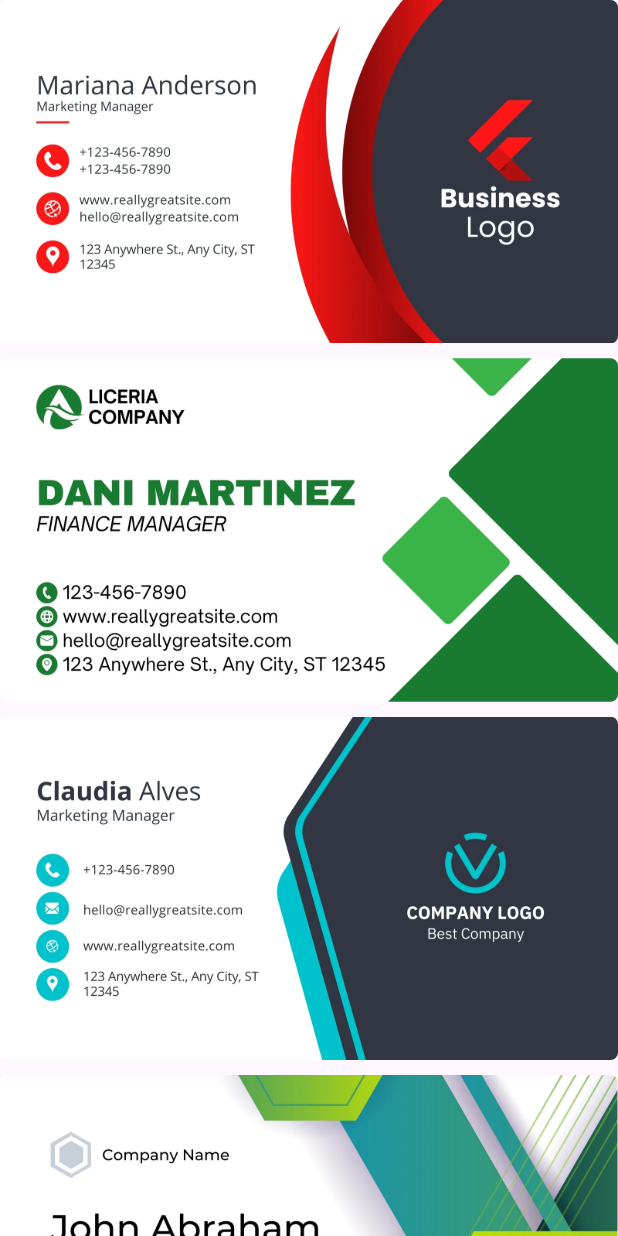
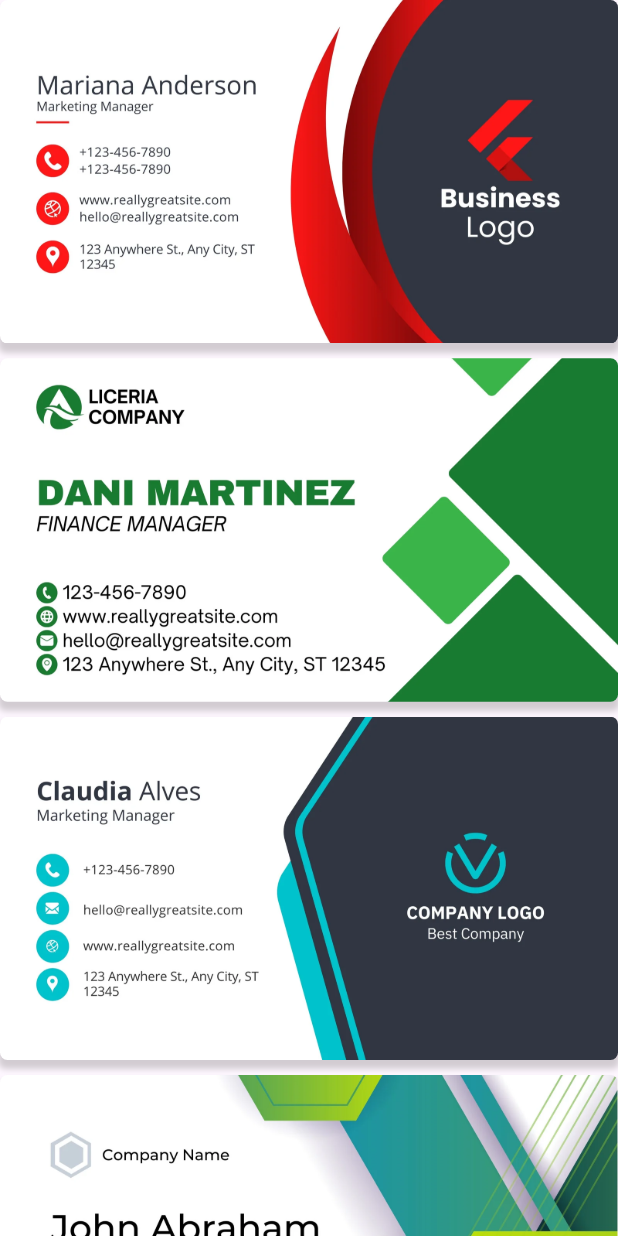
Before and after one commit to Unknown-Box/2024-Madcamp-week-1, a Flutter app: the Cards screen opened directly, on a phone screen of 412 x 824 dp. Run offline on Flutter 3.47's test engine with Material 3 defaults, Android fonts, the light colour scheme and no system bars.

Commit message:
Chore: Cards tab Shadow impl

```diff
--- a/lib/main.dart
+++ b/lib/main.dart
@@ -55,7 +55,6 @@
         onTap: (value) {
           setState(() {
             _index = value;
-            print(_index);
           });
         },
         items: [
--- a/lib/src/pages/cards.dart
+++ b/lib/src/pages/cards.dart
@@ -57,6 +57,14 @@ class _CardsState extends State<Cards> {
                 image: AssetImage(imagesList[index]),
                 fit: BoxFit.cover,
               ),
+              boxShadow: [
+                BoxShadow(
+                  color: Color.fromARGB(72, 98, 94, 94),
+                  offset: Offset(0, 5.0),
+                  blurRadius: 3.0,
+                  spreadRadius: 1.0,
+                ),
+              ],
             ),
           );
         },
```
